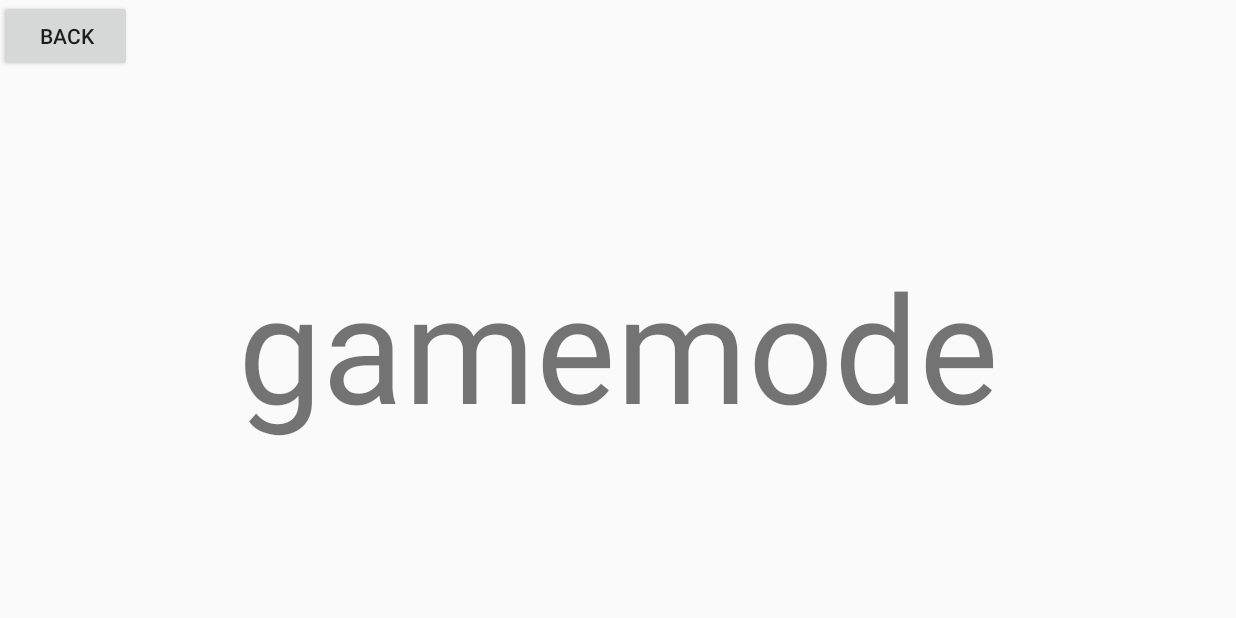
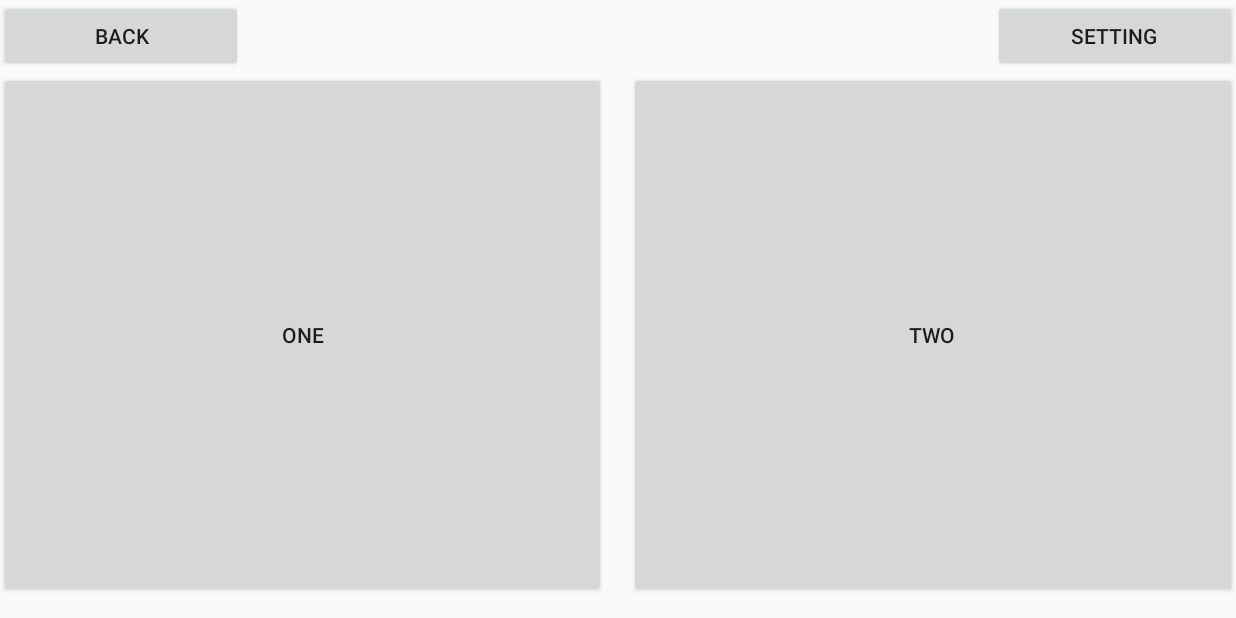
Before and after one commit to ItsMarcy420/project, an Android app built with Jetpack Compose: the PickingActivity screen opened directly, with no data from a screen before it, on a phone screen of 824 x 412 dp (held sideways). Run offline under Robolectric (Android 15) with nearby library versions, the phone set to English and light mode, and no system bars.

Commit message:
pickingpagedone,game1design is still working

```diff
--- a/app/src/main/java/com/example/myapplication/AdjustActivity.kt
+++ b/app/src/main/java/com/example/myapplication/AdjustActivity.kt
@@ -31,6 +31,8 @@ import androidx.compose.ui.unit.sp
 
 
 class AdjustActivity :ComponentActivity(){
+
+    // 調設定的
     override fun onCreate(savedInstanceState: Bundle?) {
         super.onCreate(savedInstanceState)
         setContentView(R.layout.activity_adjust)
--- a/app/src/main/java/com/example/myapplication/PickingActivity.kt
+++ b/app/src/main/java/com/example/myapplication/PickingActivity.kt
@@ -45,7 +45,28 @@ class PickingActivity :ComponentActivity(){
             startActivity(intent)
         }
 
-        val volumeBar = findViewById<SeekBar>(R.id.volumeBar)
-        //調音量應該是寫這邊
+        val settingBtn = findViewById<Button>(R.id.settingBtn)
+        settingBtn.setOnClickListener {
+            // 在這裡添加按鈕被點擊時的操作
+            val intent = Intent(this, AdjustActivity::class.java)
+            startActivity(intent)
+        }
+
+        val gameOneBtn = findViewById<Button>(R.id.gameOneBtn)
+        gameOneBtn.setOnClickListener {
+            // 在這裡添加按鈕被點擊時的操作
+            val intent = Intent(this, GameOneActivity::class.java)
+            startActivity(intent)
+        }
+
+        val gameTwoBtn = findViewById<Button>(R.id.gameTwoBtn)
+        gameTwoBtn.setOnClickListener {
+            // 在這裡添加按鈕被點擊時的操作
+            val intent = Intent(this, MainActivity::class.java)
+            startActivity(intent)
+        }
+
+
+
     }
 }
--- a/app/src/main/res/layout/activity_picking.xml
+++ b/app/src/main/res/layout/activity_picking.xml
@@ -4,20 +4,54 @@
     android:layout_width="match_parent"
     android:layout_height="match_parent">
 
-    <Button
-        android:id="@+id/goBackBtn"
+    <LinearLayout   android:layout_width="match_parent"
+        android:layout_height="wrap_content"
+        android:orientation="horizontal">
+        <Button
+            android:id="@+id/goBackBtn"
 
-        android:layout_width="wrap_content"
+            android:layout_width="wrap_content"
+            android:layout_height="wrap_content"
+            android:layout_weight="1"
+            android:text="back"/>
+
+        <Space
+            android:layout_width="500dp"
+            android:layout_height="wrap_content"></Space>
+
+        <Button
+            android:id="@+id/settingBtn"
+
+            android:layout_width="wrap_content"
+            android:layout_height="wrap_content"
+            android:layout_weight="1"
+            android:text="setting" />
+
+    </LinearLayout>
+
+    <LinearLayout   android:layout_width="match_parent"
         android:layout_height="wrap_content"
-        android:text="back"/>
-    <TextView
-        android:id="@+id/tem_id_1"
+        android:orientation="horizontal">
 
-        android:layout_width="match_parent"
-        android:layout_height="match_parent"
-        android:text="gamemode"
-        android:gravity="center"
-        android:textSize="100dp"
-        />
 
+        <Button
+            android:id="@+id/gameOneBtn"
+            android:layout_width="0dp"
+            android:layout_height="350dp"
+            android:layout_weight="1"
+            android:text="One"/>
+
+        <Space
+            android:layout_width="15dp"
+            android:layout_height="15dp"></Space>
+
+        <Button
+            android:id="@+id/gameTwoBtn"
+            android:layout_width="0dp"
+            android:layout_height="350dp"
+            android:layout_weight="1"
+            android:text="Two"/>
+
+
+    </LinearLayout>
 </LinearLayout>
```
Also changed, not shown: app/src/main/AndroidManifest.xml (+33 -6 lines), app/src/main/res/drawable/shape1.xml (deleted, +0 -10 lines), app/src/main/res/drawable/shape2.xml (deleted, +0 -10 lines).
